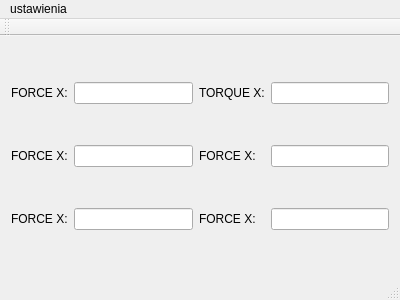
Before: the Qt Designer form panel_sterowania/mainwindow.ui in piokac/summerschoolUR3, drawn with Qt 5.
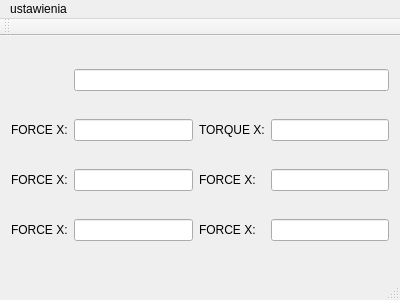
After: the same form once the commit is applied.

```diff
--- a/panel_sterowania/mainwindow.ui
+++ b/panel_sterowania/mainwindow.ui
@@ -15,66 +15,69 @@
   </property>
   <widget class="QWidget" name="centralWidget">
    <layout class="QGridLayout" name="gridLayout">
-    <item row="0" column="0">
+    <item row="1" column="0">
      <widget class="QLabel" name="label">
       <property name="text">
        <string>FORCE X:</string>
       </property>
      </widget>
     </item>
-    <item row="0" column="1">
+    <item row="1" column="1">
      <widget class="QLineEdit" name="lineEdit_Fx"/>
     </item>
-    <item row="0" column="2">
+    <item row="1" column="2">
      <widget class="QLabel" name="label_4">
       <property name="text">
        <string>TORQUE X:</string>
       </property>
      </widget>
     </item>
-    <item row="0" column="3">
+    <item row="1" column="3">
      <widget class="QLineEdit" name="lineEdit_Tx"/>
     </item>
-    <item row="1" column="0">
+    <item row="2" column="0">
      <widget class="QLabel" name="label_2">
       <property name="text">
        <string>FORCE X:</string>
       </property>
      </widget>
     </item>
-    <item row="1" column="1">
+    <item row="2" column="1">
      <widget class="QLineEdit" name="lineEdit_Fy"/>
     </item>
-    <item row="1" column="2">
+    <item row="2" column="2">
      <widget class="QLabel" name="label_5">
       <property name="text">
        <string>FORCE X:</string>
       </property>
      </widget>
     </item>
-    <item row="1" column="3">
+    <item row="2" column="3">
      <widget class="QLineEdit" name="lineEdit_Ty"/>
     </item>
-    <item row="2" column="0">
-     <widget class="QLabel" name="label_3">
-      <property name="text">
-       <string>FORCE X:</string>
-      </property>
-     </widget>
-    </item>
-    <item row="2" column="1">
+    <item row="3" column="1">
      <widget class="QLineEdit" name="lineEdit_Fz"/>
     </item>
-    <item row="2" column="2">
-     <widget class="QLabel" name="label_6">
-      <property name="text">
-       <string>FORCE X:</string>
-      </property>
-     </widget>
-    </item>
-    <item row="2" column="3">
+    <item row="3" column="3">
      <widget class="QLineEdit" name="lineEdit_Tz"/>
     </item>
+    <item row="3" column="2">
+     <widget class="QLabel" name="label_6">
+      <property name="text">
+       <string>FORCE X:</string>
+      </property>
+     </widget>
+    </item>
+    <item row="3" column="0">
+     <widget class="QLabel" name="label_3">
+      <property name="text">
+       <string>FORCE X:</string>
+      </property>
+     </widget>
+    </item>
+    <item row="0" column="1" colspan="3">
+     <widget class="QLineEdit" name="lineEdit_Connection"/>
+    </item>
    </layout>
   </widget>
   <widget class="QMenuBar" name="menuBar">
```
Left out of the diff: 12 changed lines with no effect on the pictures.
